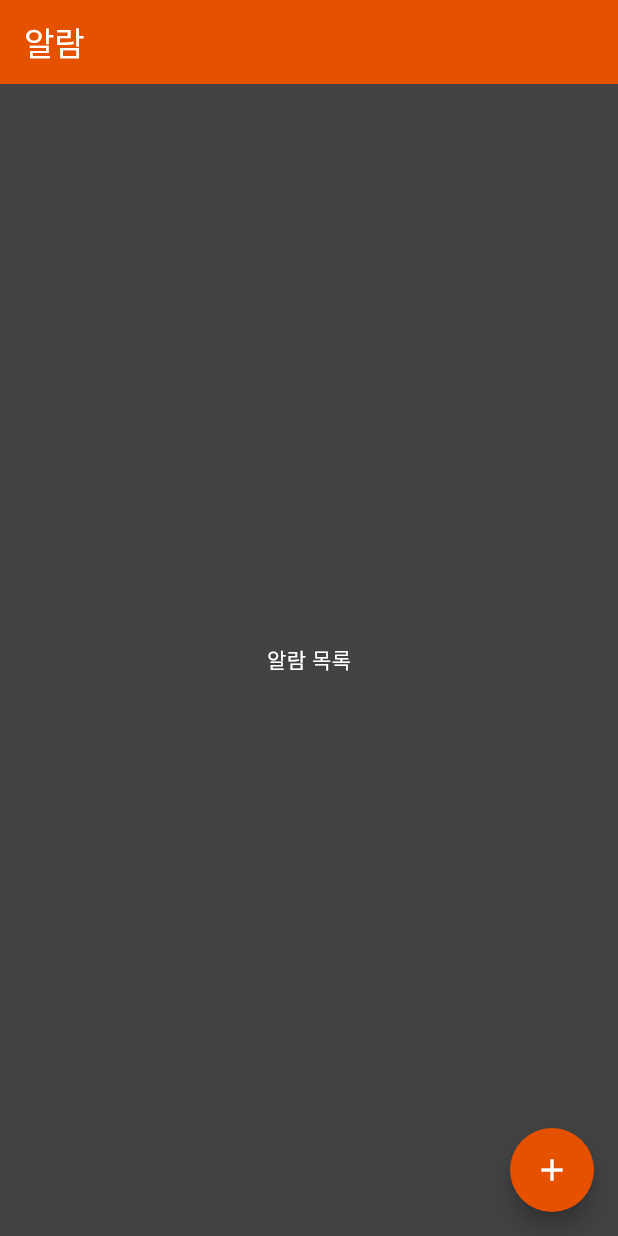
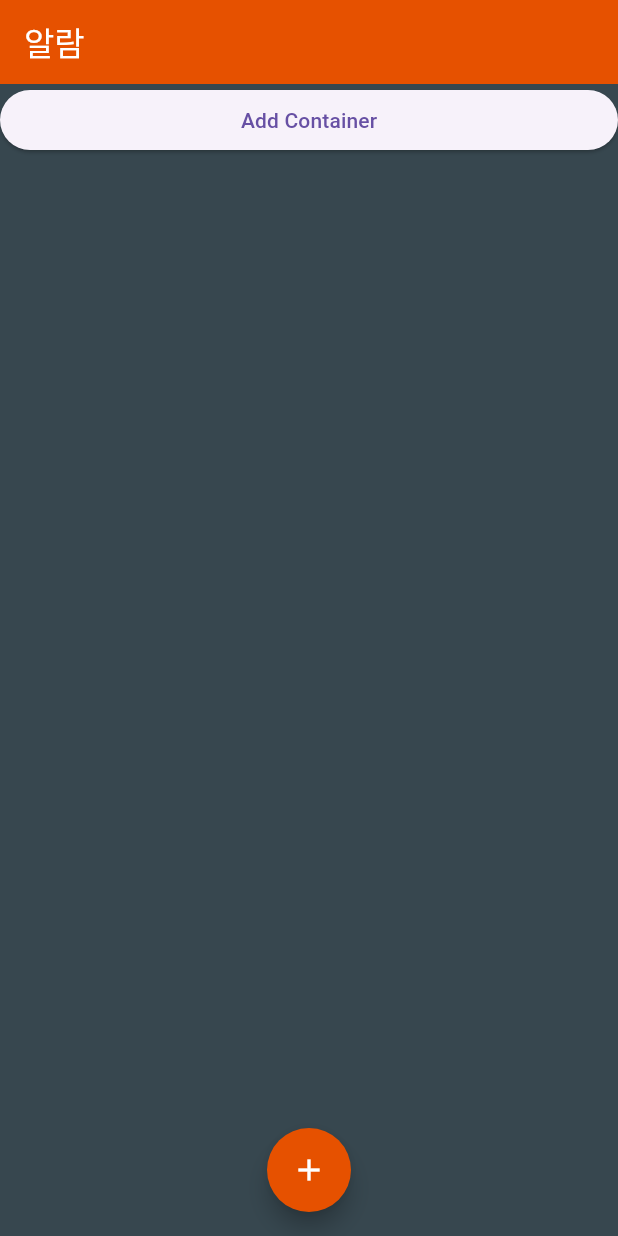
Before and after one commit to cyj0104/orange_alarm, a Flutter app: the screen it shows after launch, on a phone screen of 412 x 824 dp. Run offline on Flutter 3.47's test engine with Material 3 defaults, Android fonts, the phone set to English and light mode, and no system bars.

Commit message:
알람 추가 동작 UI 구현

```diff
--- a/lib/page/HomePage.dart
+++ b/lib/page/HomePage.dart
@@ -1,25 +1,70 @@
 import "package:flutter/material.dart";
 import "package:orange_alarm/page/NewAlarmPage.dart";
+import "../widget/ContainerForAlarmItem.dart";
+
 
 
 class Homepage extends StatefulWidget {
-  const Homepage({super.key});
-
   @override
   _HomepageState createState() => _HomepageState();
 }
 
 class _HomepageState extends State<Homepage> {
+  List<Widget> alarmList = [];
+
+
+  void addAlarm() {
+    int dateTime = DateTime.now().millisecondsSinceEpoch;
+    late Key key = ValueKey(dateTime);
+
+    setState(() {
+      alarmList.add(
+        ContainerForAlarmItem(
+          key: key,
+          onRemove: removeAlarm,
+        ),
+      );
+    });
+  }
+
+  void removeAlarm(Key key) {
+    setState(() {
+      alarmList.removeWhere((container) => (container.key) == key);
+    });
+  }
+
+
   @override
   Widget build(BuildContext context) {
     return Scaffold(
-      backgroundColor: Colors.grey.shade800,
+      backgroundColor: Colors.blueGrey.shade800,
       appBar: AppBar(
-        title: const Text('알람', style: TextStyle(color: Colors.white)),
+        title: Text('알람', style: TextStyle(color: Colors.white)),
         backgroundColor: Colors.orange.shade900,
       ),
-      body: const Center(
-        child: Text('알람 목록', style: TextStyle(color: Colors.white)),
+      body: ListView(
+        //mainAxisAlignment: MainAxisAlignment.end,
+        children: [
+          ElevatedButton(
+            onPressed: () {
+              addAlarm();
+            },
+            child: Text('Add Container'),
+          ),
+          ...alarmList,
+          /////////////// 삭제할 코드 시작
+          // GestureDetector(
+          //   onTap: () {
+          //     Navigator.push(
+          //         context,
+          //         MaterialPageRoute(builder: (context) => SnoozeAndTurnOffAlarmPage()),
+          //     );
+          //   },
+          // )
+          Padding(
+              padding: EdgeInsets.only(bottom: 90)
+          ),
+        ]
       ),
       floatingActionButton: FloatingActionButton(
         onPressed: () {
@@ -29,9 +74,10 @@ class _HomepageState extends State<Homepage> {
           );
         },
         backgroundColor: Colors.orange.shade900,
-        shape: const CircleBorder(),
-        child: const Icon(Icons.add, color: Colors.white),
+        shape: CircleBorder(),
+        child: Icon(Icons.add, color: Colors.white),
       ),
+      floatingActionButtonLocation: FloatingActionButtonLocation.centerFloat
     );
   }
 }
```
Also changed, not shown: lib/widget/ContainerForAlarmItem.dart (added, +69 -0 lines).
